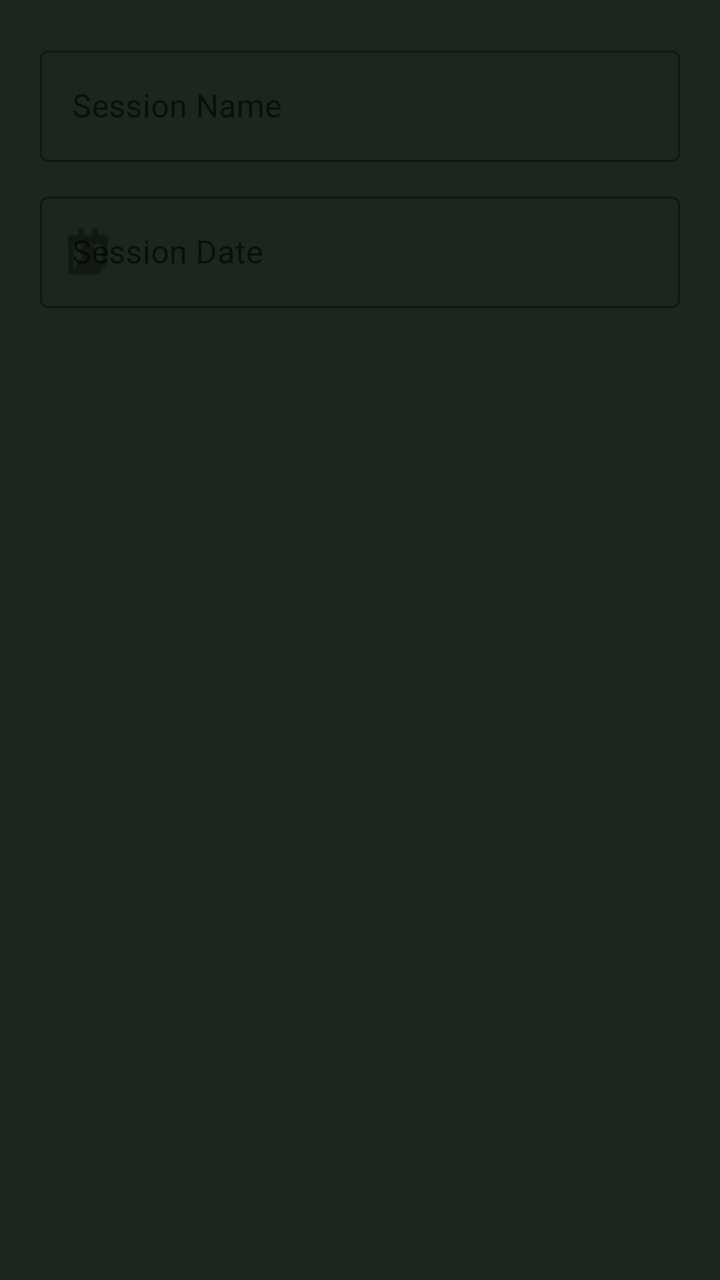
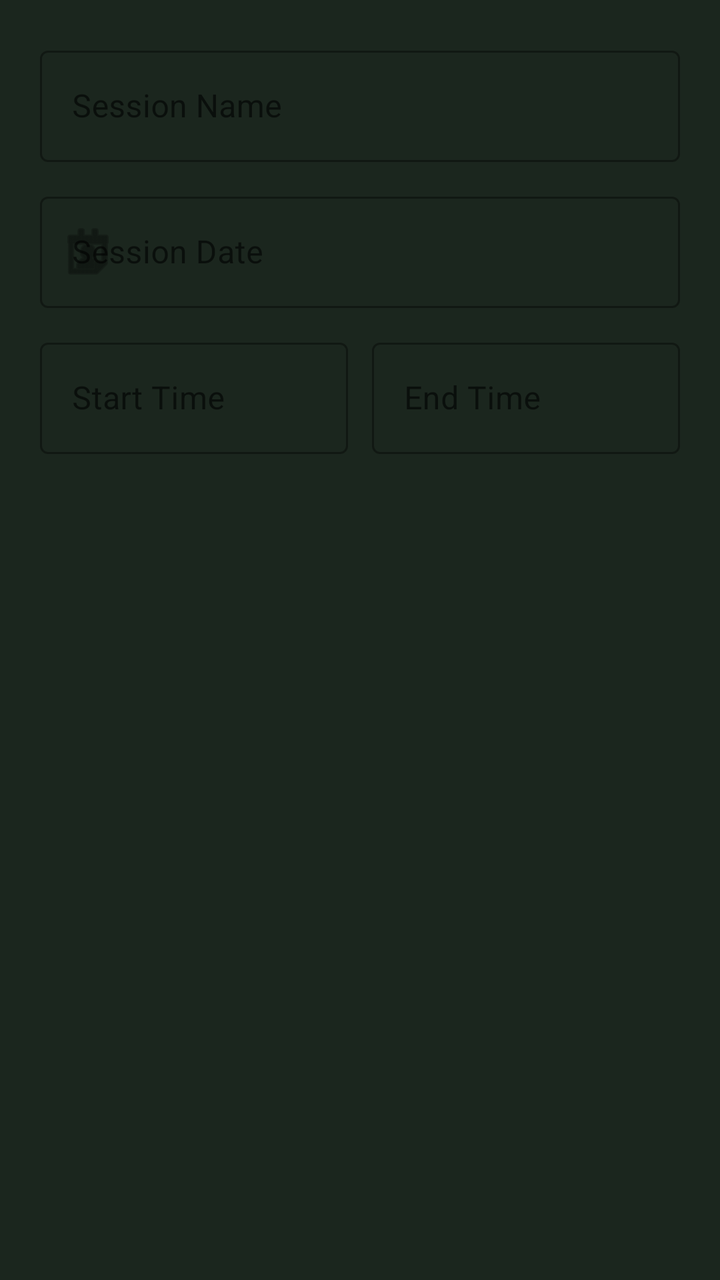

The first picture is an Android layout as it rendered before a commit; the second is the same layout after the commit. The layout source and the unified diff follow.
<!-- AndroidManifest.xml: application theme Theme.Presensor -->
<!-- res/layout/dialog_create_session.xml -->
<?xml version="1.0" encoding="utf-8"?>
<LinearLayout xmlns:android="http://schemas.android.com/apk/res/android"
    xmlns:app="http://schemas.android.com/apk/res-auto"
    android:layout_width="match_parent"
    android:layout_height="wrap_content"
    android:orientation="vertical"
    android:padding="20dp">


    <com.google.android.material.textfield.TextInputLayout
        android:layout_width="match_parent"
        android:layout_height="wrap_content"
        android:hint="@string/hint_session_name"
        android:imeOptions="actionDone"
        style="@style/Widget.MaterialComponents.TextInputLayout.OutlinedBox">

        <com.google.android.material.textfield.TextInputEditText
            android:id="@+id/edtSessionName"
            android:layout_width="match_parent"
            android:layout_height="wrap_content"
            android:inputType="textCapSentences"
            android:singleLine="true" />
    </com.google.android.material.textfield.TextInputLayout>


    
    <com.google.android.material.textfield.TextInputLayout
        android:id="@+id/tilSessionDate"
        android:layout_width="match_parent"
        android:layout_height="wrap_content"
        android:layout_marginTop="12dp"
        android:hint="@string/hint_session_date"
        style="@style/Widget.MaterialComponents.TextInputLayout.OutlinedBox"
        app:startIconDrawable="@android:drawable/ic_menu_my_calendar">

        <com.google.android.material.textfield.TextInputEditText
            android:id="@+id/edtSessionDate"
            android:layout_width="match_parent"
            android:layout_height="wrap_content"
            android:focusable="false"
            android:clickable="true"
            android:inputType="none" />
    </com.google.android.material.textfield.TextInputLayout>

</LinearLayout>
<!-- resources referenced by this layout -->
<resources>
  <string name="hint_session_date">Session Date</string>
  <string name="hint_session_name">Session Name</string>
  <style name="Theme.Presensor" parent="Base.Theme.Presensor" />
  <style name="Base.Theme.Presensor" parent="Theme.MaterialComponents.DayNight.NoActionBar">
          <item name="colorPrimary">@color/chalk_white</item>
          <item name="colorOnPrimary">@color/blackboard_green</item>
  
          <item name="android:windowBackground">@color/blackboard_green</item>
          <item name="colorSurface">@color/surface_dark</item>
  
          <item name="android:statusBarColor">#141D16</item>
          <item name="android:windowLightStatusBar">false</item>
          <item name="android:textColorPrimary">@color/chalk_white</item>
          <item name="android:textColorSecondary" format="color">@color/chalk_blue</item>
          <item name="timestampColor" format="color">@color/chalk_teal</item>
          <item name="actionItemColor" format="color">@color/chalk_blue</item>
          <item name="descriptiveTextColor" format="color">@color/chalk_orange</item>
          <item name="cardFrameColor" format="color">@color/blackboard_frame</item>
          <item name="cardBackgroundColor" format="color">@color/blackboard_lighter_green</item>
  
          <item name="studentSkippedClassColor" format="color">@color/chalk_red</item>
          <item name="studentAttendedClassColor" format="color">@color/chalk_green</item>
      </style>
  <color name="chalk_white">#F5F5F5</color>
  <color name="blackboard_green">#1B261E</color>
  <color name="surface_dark">#243027</color>
  <color name="chalk_blue">#81D4FA</color>
  <color name="chalk_teal">#80CBC4</color>
  <color name="chalk_orange">#FFCC80</color>
  <color name="blackboard_frame">#40FFFFFF</color>
  <color name="blackboard_lighter_green">#243228</color>
  <color name="chalk_red">#EF9A9A</color>
  <color name="chalk_green">#C5E1A5</color>
</resources>

<!-- the commit's change to res/layout/dialog_create_session.xml (unified diff, before → after) -->
@@ -42,4 +42,49 @@
             android:inputType="none" />
     </com.google.android.material.textfield.TextInputLayout>
 
+    <LinearLayout
+        android:layout_width="match_parent"
+        android:layout_height="wrap_content"
+        android:layout_marginTop="12dp"
+        android:baselineAligned="false"
+        android:orientation="horizontal">
+
+        <com.google.android.material.textfield.TextInputLayout
+            android:id="@+id/tilSessionStartTime"
+            android:layout_width="0dp"
+            android:layout_height="wrap_content"
+            android:layout_weight="1"
+            android:layout_marginEnd="6dp"
+            android:hint="@string/label_start_time"
+            style="@style/Widget.MaterialComponents.TextInputLayout.OutlinedBox">
+
+            <com.google.android.material.textfield.TextInputEditText
+                android:id="@+id/edtSessionStartTime"
+                android:layout_width="match_parent"
+                android:layout_height="wrap_content"
+                android:focusable="false"
+                android:clickable="true"
+                android:inputType="none" />
+        </com.google.android.material.textfield.TextInputLayout>
+
+        <com.google.android.material.textfield.TextInputLayout
+            android:id="@+id/tilSessionEndTime"
+            android:layout_width="0dp"
+            android:layout_height="wrap_content"
+            android:layout_weight="1"
+            android:layout_marginStart="6dp"
+            android:hint="@string/label_end_time"
+            style="@style/Widget.MaterialComponents.TextInputLayout.OutlinedBox">
+
+            <com.google.android.material.textfield.TextInputEditText
+                android:id="@+id/edtSessionEndTime"
+                android:layout_width="match_parent"
+                android:layout_height="wrap_content"
+                android:focusable="false"
+                android:clickable="true"
+                android:inputType="none" />
+        </com.google.android.material.textfield.TextInputLayout>
+
+    </LinearLayout>
+
 </LinearLayout>
<!-- resource entries referenced after the edit -->
@@ -2,6 +2,8 @@
 <resources>
   <string name="hint_session_date">Session Date</string>
   <string name="hint_session_name">Session Name</string>
+  <string name="label_end_time">End Time</string>
+  <string name="label_start_time">Start Time</string>
   <style name="Theme.Presensor" parent="Base.Theme.Presensor" />
   <style name="Base.Theme.Presensor" parent="Theme.MaterialComponents.DayNight.NoActionBar">
           <item name="colorPrimary">@color/chalk_white</item>
